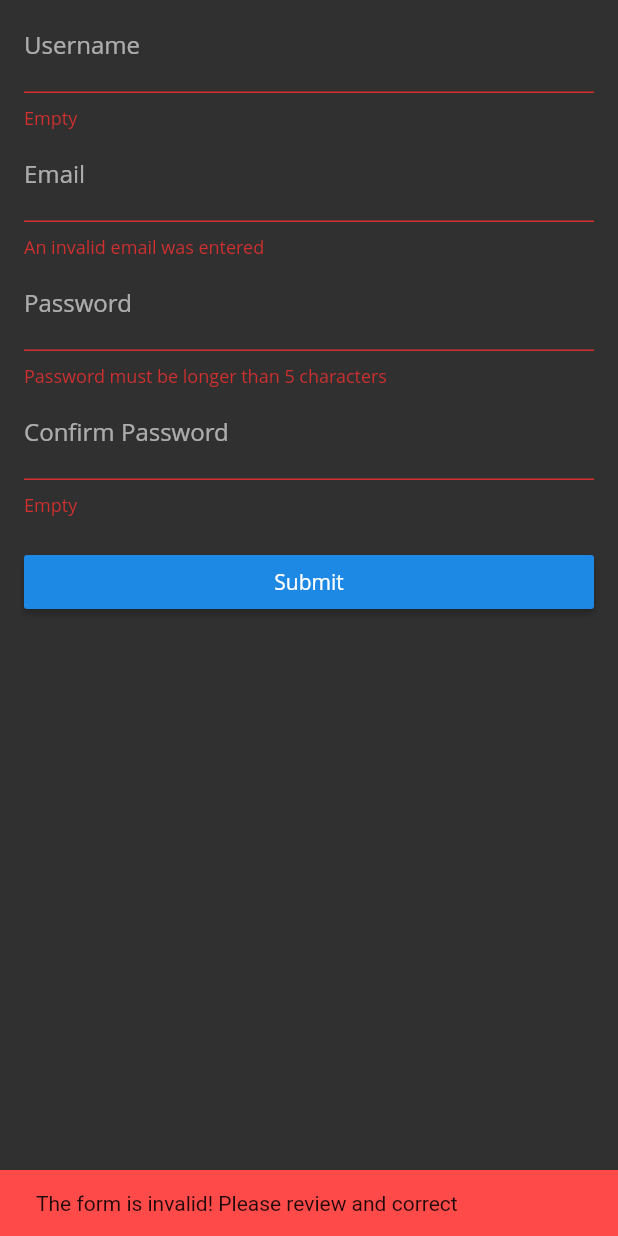
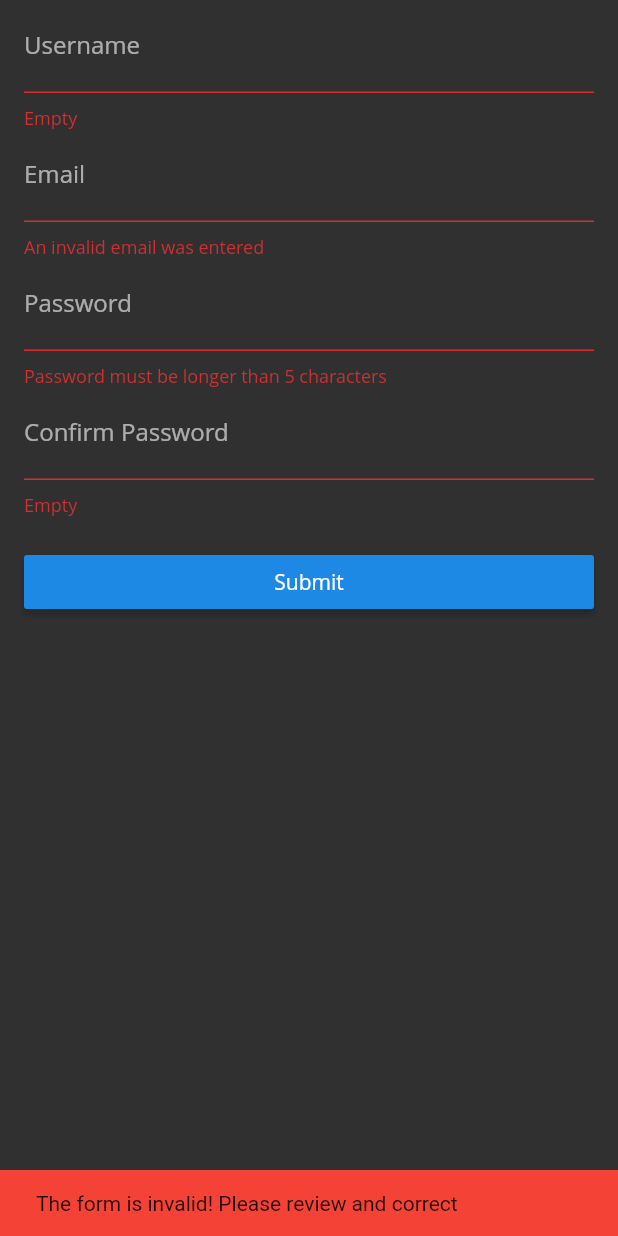
Before and after one commit to Junt0/CoronaGo, a Flutter app: the screen it shows after launch, after a tap on "Submit", on a phone screen of 412 x 824 dp. Run offline on Flutter 3.47's test engine with Material 2 defaults, Android fonts, the phone set to English and light mode, and no system bars; our stand-ins replace flutter_spinkit, hive, hive_flutter; accounts and stored records are empty; Roboto replaces fonts that are missing (Open Sans); project files that could hold a hidden picture were left out.

Commit message:
commited files: Created signup form that communicates with api

```diff
--- a/flutter_app/lib/screens/screenslib.dart
+++ b/flutter_app/lib/screens/screenslib.dart
@@ -1,6 +1,7 @@
 library screens;
 import 'package:flutter/widgets.dart';
 import 'package:flutter/material.dart';
+import 'package:flutter_app/services/api_helper.dart';
 import 'package:flutter_app/services/user_service.dart';
 import 'package:flutter_spinkit/flutter_spinkit.dart';
 
--- a/flutter_app/lib/screens/signup.dart
+++ b/flutter_app/lib/screens/signup.dart
@@ -7,6 +7,7 @@ class SignupScreen extends StatefulWidget {
   _SignupScreen createState() => _SignupScreen();
 }
 
+// TODO pick a less confusing color scheme
 class _SignupScreen extends State<SignupScreen> {
   final _formKey = GlobalKey<FormState>();
   final TextEditingController _pass = TextEditingController();
@@ -14,7 +15,7 @@ class _SignupScreen extends State<SignupScreen> {
   final GlobalKey<ScaffoldState> _scaffoldKey = new GlobalKey<ScaffoldState>();
   User user = new User();
 
-  void _submitForm() {
+  Future<void> _submitForm() async {
     final FormState form = _formKey.currentState;
 
     if (!form.validate()) {
@@ -22,13 +23,23 @@ class _SignupScreen extends State<SignupScreen> {
     } else {
       form.save();
       print('Saving the form...');
+
+      APIHelper api = new APIHelper();
+      bool successful = await api.signup(user);
+
+      if (successful) {
+        this.showMessage('Signed up successfully!', color: Colors.green[400]);
+      } else {
+        this.showMessage('An error has occured, please try again',
+            color: Theme.of(context).accentColor);
+      }
     }
   }
 
-  void showMessage(String message) {
+  void showMessage(String message, {Color color = Colors.red}) {
     _scaffoldKey.currentState.showSnackBar(
       new SnackBar(
-        backgroundColor: Theme.of(context).accentColor,
+        backgroundColor: color,
         content: new Text(message),
       ),
     );
@@ -43,7 +54,6 @@ class _SignupScreen extends State<SignupScreen> {
     } else {
       return "An invalid email was entered";
     }
-
   }
 
   String _validateUsername(String username) {
@@ -52,8 +62,7 @@ class _SignupScreen extends State<SignupScreen> {
   }
 
   String _validatePassword(String password) {
-    if (password.length < 5)
-      return "Password must be longer than 5 characters";
+    if (password.length < 5) return "Password must be longer than 5 characters";
     return null;
   }
 
@@ -65,7 +74,7 @@ class _SignupScreen extends State<SignupScreen> {
     }
 
     if (pass1Valid == null && this._pass.text == confirmPassword) {
-        return null;
+      return null;
     } else {
       return "Passwords do not match";
     }
@@ -131,5 +140,4 @@ class _SignupScreen extends State<SignupScreen> {
       ),
     );
   }
-
 }
```
Also changed, not shown: flutter_app/lib/services/api_helper.dart (+36 -20 lines).
